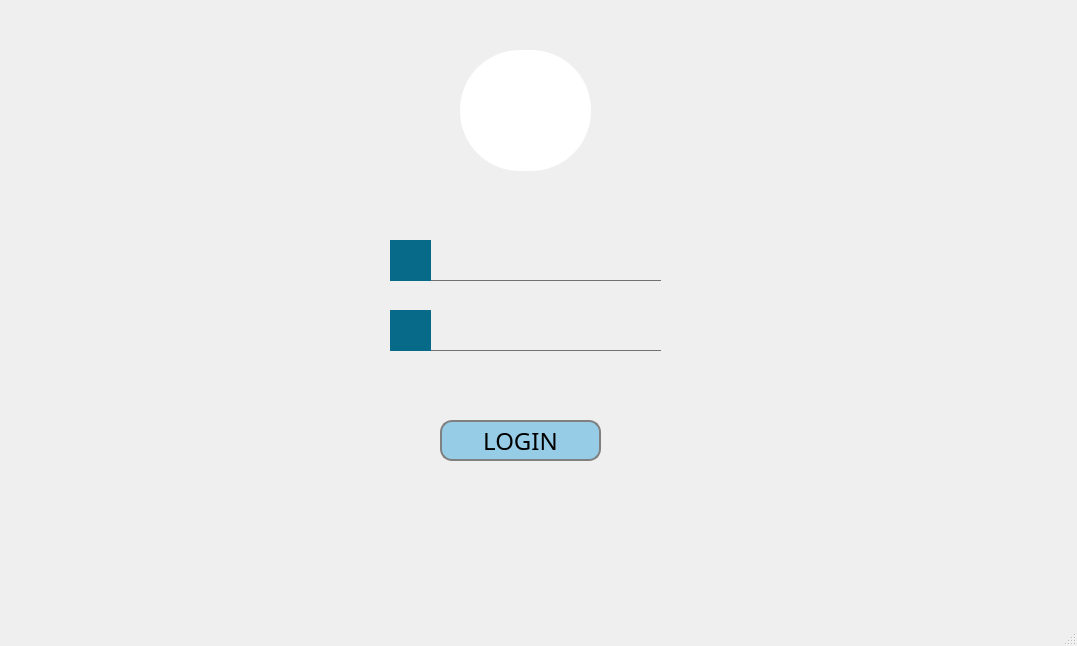
The window that Integration_Smart_Cinema/mainwindow.ui (DorsafCharfeddine/Smart_Cinema_2A1) describes before a commit, drawn with Qt 5.
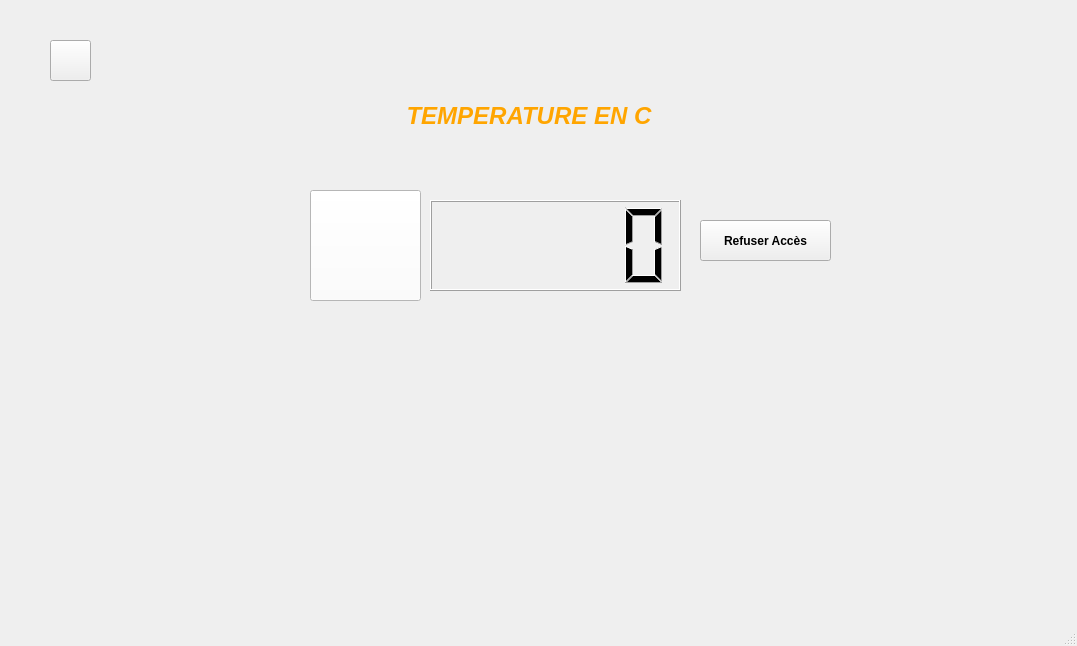
The same window after the commit. Icons and pictures are not drawn.

Diff of the .ui file:
```diff
--- a/Integration_Smart_Cinema/mainwindow.ui
+++ b/Integration_Smart_Cinema/mainwindow.ui
@@ -33,7 +33,7 @@
      </rect>
     </property>
     <property name="currentIndex">
-     <number>0</number>
+     <number>5</number>
     </property>
     <widget class="QWidget" name="page">
      <widget class="QLabel" name="label_7">
@@ -446,6 +446,19 @@
        <string/>
       </property>
      </widget>
+     <widget class="QPushButton" name="pushButton_logout">
+      <property name="geometry">
+       <rect>
+        <x>610</x>
+        <y>460</y>
+        <width>75</width>
+        <height>23</height>
+       </rect>
+      </property>
+      <property name="text">
+       <string>LOGOUT</string>
+      </property>
+     </widget>
      <zorder>label</zorder>
      <zorder>menuPROG1</zorder>
      <zorder>menuCLIENT1</zorder>
@@ -453,6 +466,7 @@
      <zorder>menuEmploye</zorder>
      <zorder>menuBILLET</zorder>
      <zorder>menuNOTIF1</zorder>
+     <zorder>pushButton_logout</zorder>
     </widget>
     <widget class="QWidget" name="page_4">
      <widget class="QPushButton" name="menuPROG2">
@@ -631,6 +645,69 @@
      <zorder>menuNOTIF2</zorder>
      <zorder>logout</zorder>
     </widget>
+    <widget class="QWidget" name="page_6">
+     <widget class="QPushButton" name="pushButton_4">
+      <property name="geometry">
+       <rect>
+        <x>350</x>
+        <y>130</y>
+        <width>251</width>
+        <height>61</height>
+       </rect>
+      </property>
+      <property name="text">
+       <string>NOTIFICATIONS TEMPERATURE</string>
+      </property>
+     </widget>
+     <widget class="QPushButton" name="pushButton_NOTIFluminosite">
+      <property name="geometry">
+       <rect>
+        <x>350</x>
+        <y>240</y>
+        <width>251</width>
+        <height>61</height>
+       </rect>
+      </property>
+      <property name="text">
+       <string>NOTIFICATIONS ECLAIRAGE</string>
+      </property>
+     </widget>
+     <widget class="QPushButton" name="pushButton_cap_salle">
+      <property name="geometry">
+       <rect>
+        <x>350</x>
+        <y>340</y>
+        <width>251</width>
+        <height>61</height>
+       </rect>
+      </property>
+      <property name="text">
+       <string>NOTIFICATIONS CAPACITE SALLE</string>
+      </property>
+     </widget>
+     <widget class="QLabel" name="label_8">
+      <property name="geometry">
+       <rect>
+        <x>320</x>
+        <y>50</y>
+        <width>321</width>
+        <height>441</height>
+       </rect>
+      </property>
+      <property name="styleSheet">
+       <string notr="true">border: 1px solid blue;
+border-radius: 8px;
+</string>
+      </property>
+      <property name="text">
+       <string/>
+      </property>
+     </widget>
+     <zorder>label_8</zorder>
+     <zorder>pushButton_4</zorder>
+     <zorder>pushButton_NOTIFluminosite</zorder>
+     <zorder>pushButton_cap_salle</zorder>
+    </widget>
     <widget class="QWidget" name="page_2">
      <widget class="QTabWidget" name="tabWidget">
       <property name="geometry">
@@ -2205,6 +2282,104 @@
       </widget>
      </widget>
     </widget>
+    <widget class="QWidget" name="page_5">
+     <widget class="QPushButton" name="pushButton_refuserTEMP">
+      <property name="geometry">
+       <rect>
+        <x>680</x>
+        <y>190</y>
+        <width>131</width>
+        <height>41</height>
+       </rect>
+      </property>
+      <property name="text">
+       <string>Refuser Accès</string>
+      </property>
+     </widget>
+     <widget class="QLCDNumber" name="lcdNumber_temp">
+      <property name="geometry">
+       <rect>
+        <x>410</x>
+        <y>170</y>
+        <width>251</width>
+        <height>91</height>
+       </rect>
+      </property>
+     </widget>
+     <widget class="QLabel" name="label_temperature">
+      <property name="geometry">
+       <rect>
+        <x>300</x>
+        <y>60</y>
+        <width>461</width>
+        <height>51</height>
+       </rect>
+      </property>
+      <property name="font">
+       <font>
+        <pointsize>18</pointsize>
+        <weight>75</weight>
+        <italic>true</italic>
+        <bold>true</bold>
+       </font>
+      </property>
+      <property name="styleSheet">
+       <string notr="true">color:orange;</string>
+      </property>
+      <property name="text">
+       <string>             TEMPERATURE EN C</string>
+      </property>
+     </widget>
+     <widget class="QToolButton" name="toolButton">
+      <property name="geometry">
+       <rect>
+        <x>290</x>
+        <y>160</y>
+        <width>111</width>
+        <height>111</height>
+       </rect>
+      </property>
+      <property name="styleSheet">
+       <string notr="true">background:white;</string>
+      </property>
+      <property name="text">
+       <string/>
+      </property>
+      <property name="icon">
+       <iconset resource="resource.qrc">
+        <normaloff>:/rsc/img/temp2.jpg</normaloff>:/rsc/img/temp2.jpg</iconset>
+      </property>
+      <property name="iconSize">
+       <size>
+        <width>200</width>
+        <height>200</height>
+       </size>
+      </property>
+     </widget>
+     <widget class="QPushButton" name="pushButton_3">
+      <property name="geometry">
+       <rect>
+        <x>30</x>
+        <y>10</y>
+        <width>41</width>
+        <height>41</height>
+       </rect>
+      </property>
+      <property name="text">
+       <string/>
+      </property>
+      <property name="icon">
+       <iconset resource="resource.qrc">
+        <normaloff>:/rsc/img/return2.jpg</normaloff>:/rsc/img/return2.jpg</iconset>
+      </property>
+      <property name="iconSize">
+       <size>
+        <width>64</width>
+        <height>64</height>
+       </size>
+      </property>
+     </widget>
+    </widget>
    </widget>
   </widget>
   <widget class="QMenuBar" name="menubar">
```
